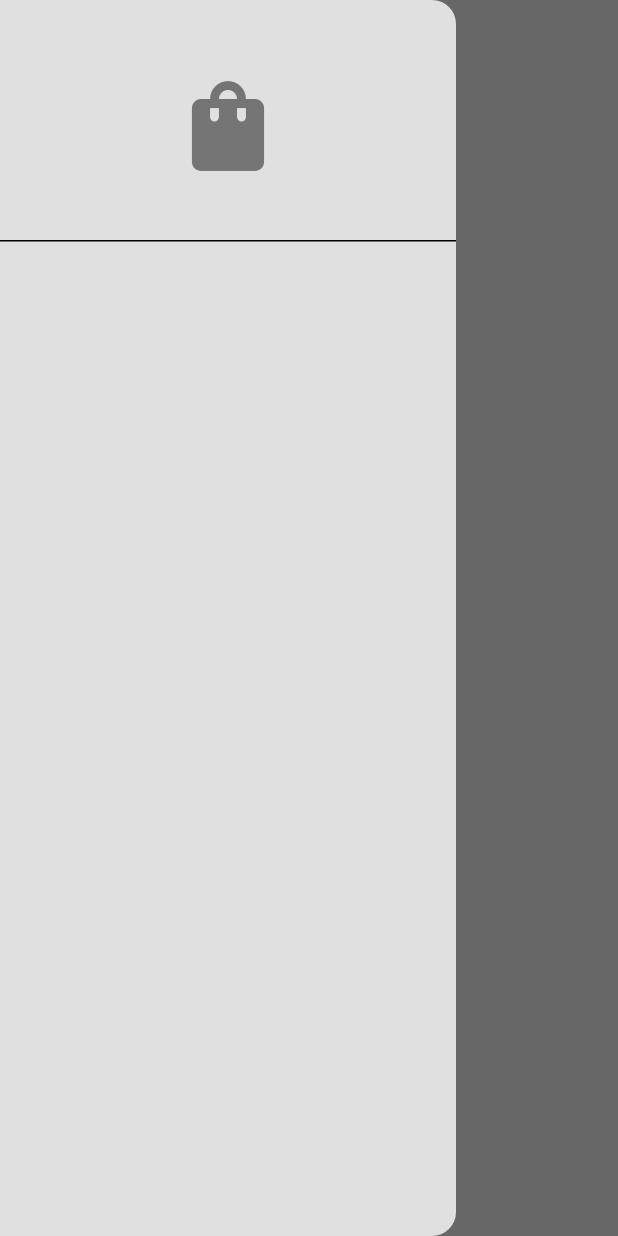
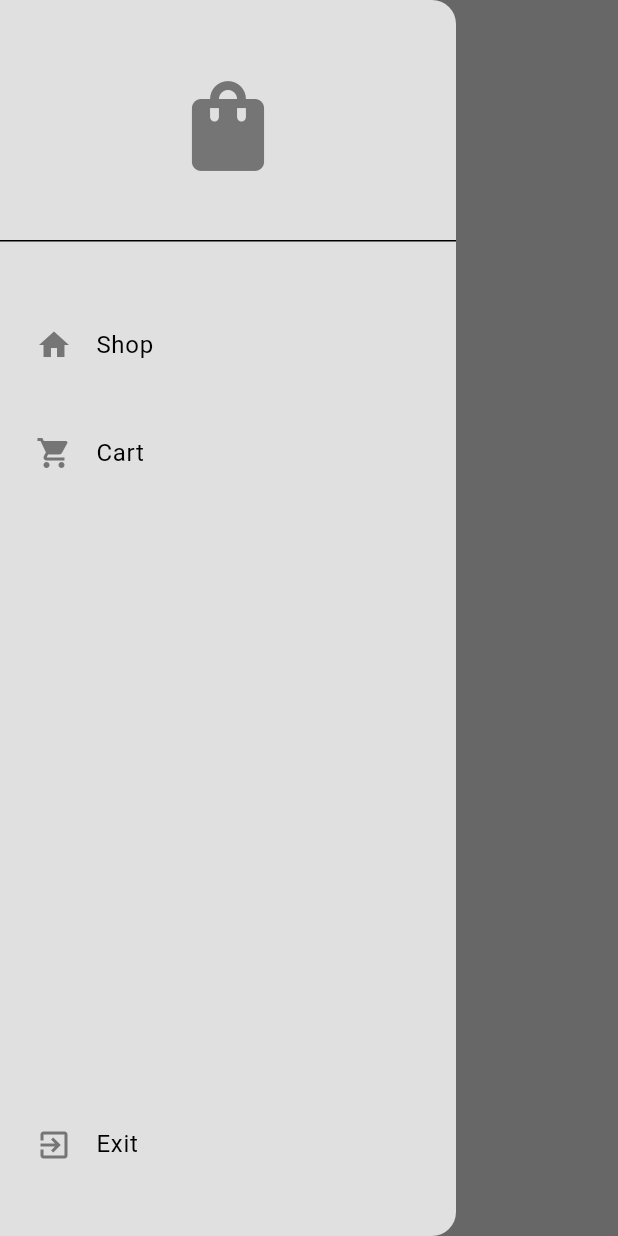
Before and after one commit to TegaEth/flutter-store-minimal, a Flutter app: the ShopPage screen opened by its route, with the side drawer open, on a phone screen of 412 x 824 dp. Run offline on Flutter 3.47's test engine with Material 3 defaults, Android fonts, the phone set to English and light mode, and no system bars.

Commit message:
drawer widget made

```diff
--- a/lib/components/my_drawer.dart
+++ b/lib/components/my_drawer.dart
@@ -1,4 +1,5 @@
 import 'package:flutter/material.dart';
+import 'package:flutter_chat_app/components/my_list_tile.dart';
 
 class MyDrawer extends StatelessWidget {
   const MyDrawer({super.key});
@@ -8,19 +9,35 @@ class MyDrawer extends StatelessWidget {
     return Drawer(
       backgroundColor: Theme.of(context).colorScheme.surface,
       child: Column(
+        mainAxisAlignment: MainAxisAlignment.spaceBetween,
         children: [
           // drawer header: logo
-          DrawerHeader(
+          Column(children: [
+            DrawerHeader(
             child: Center(
               child: Icon(
                 Icons.shopping_bag,
                 size: 72,
-                color: Theme.of(context).colorScheme.inversePrimary)),
+                color: Theme.of(context).colorScheme.inversePrimary,
+              ),
             ),
+          ),
 
-            const SizedBox(height: 25,)
+          const SizedBox(height: 25),
 
           //shop tile
+          MyListTile(text: "Shop", icon: Icons.home, onTap: () {}),
+          MyListTile(text: "Cart", icon: Icons.shopping_cart, onTap: () {}),
+          ],),
+
+          // exit shop tile
+          Padding(padding: const EdgeInsets.only(bottom: 25.0),
+            child: MyListTile(
+              text: "Exit",
+              icon: Icons.exit_to_app,
+              onTap: () {},
+            ),
+          ),
 
           //cart tile
 
--- /dev/null
+++ b/lib/components/my_list_tile.dart
@@ -0,0 +1,28 @@
+import 'package:flutter/material.dart';
+
+class MyListTile extends StatelessWidget {
+  final String text;
+  final IconData icon;
+  final void Function()? onTap;
+
+  const MyListTile({super.key,
+    required this.text,
+    required this.icon,
+    required this.onTap,
+  });
+
+  @override
+  Widget build(BuildContext context) {
+    return Padding(
+      padding: const EdgeInsets.all(8.0), // Adjust padding as needed
+      child: ListTile(
+        leading: Icon(
+          icon,
+          color: Theme.of(context).colorScheme.inversePrimary,
+        ),
+      title: Text(text),
+      onTap: onTap,
+    ),
+    );
+  }
+}
```
